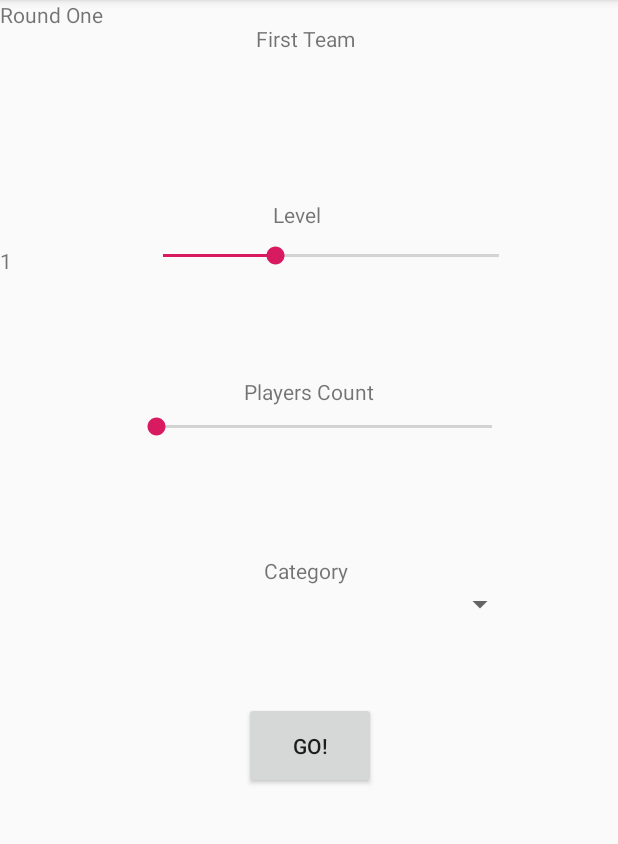
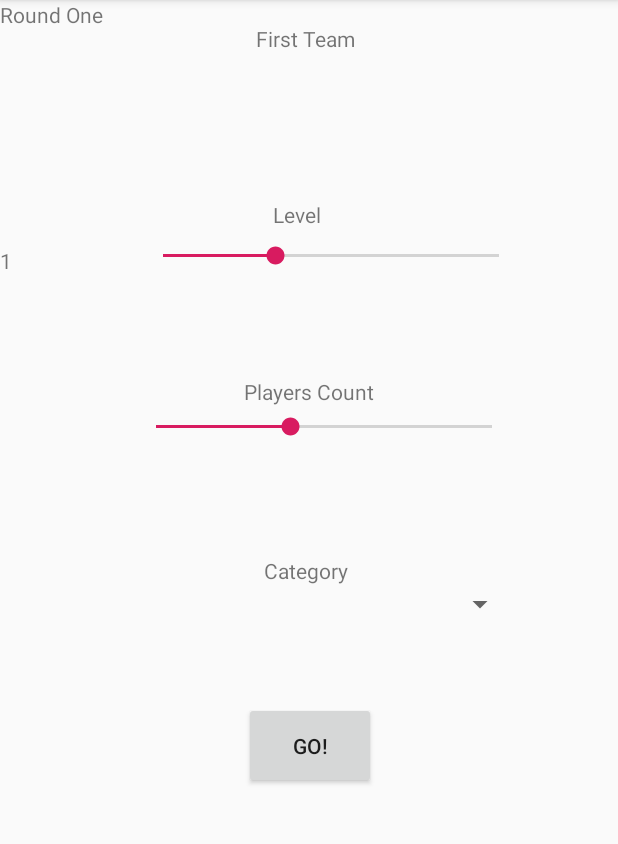
Before and after one commit to paref/Maskhare, an Android app: the WordActivity screen opened directly, with no data from a screen before it, on a phone screen of 412 x 824 dp, the part 84-928 px from its top. Run offline under Robolectric (Android 15) with nearby library versions, the phone set to English and light mode, and no system bars; libraries missing offline, so code that uses them is left out: com.readystatesoftware.sqliteasset; 7 statements that could not run were skipped.

Commit message:
setOnSeekBarChangeListener for PlayersCountSeekbar added Max Players was set 5. Progress was set 1.

```diff
--- a/app/src/main/java/com/example/maskhare/WordActivity.java
+++ b/app/src/main/java/com/example/maskhare/WordActivity.java
@@ -96,7 +96,6 @@ public class WordActivity extends AppCompatActivity {
 
             }
         });
-        SeekBar PlayersCountSpinner = findViewById(R.id.PlayersCountSeekBar);
         Button GoBtn = findViewById(R.id.GoBtn);
         GoBtn.setOnClickListener(new View.OnClickListener() {
             @Override
@@ -118,6 +117,31 @@ public class WordActivity extends AppCompatActivity {
                 }
                 intent.putExtra("RoundCounter", RoundCounter);
                 startActivity(intent);
+            }
+        });
+        final TextView PlayersCountLabel = findViewById(R.id.PlayersCountLabel);
+        final SeekBar PlayersCountSeekbar = findViewById(R.id.PlayersCountSeekBar);
+        PlayersCountSeekbar.setMax(5);
+        PlayersCountSeekbar.setProgress(2);
+        PlayersCountSeekbar.setOnSeekBarChangeListener(new SeekBar.OnSeekBarChangeListener() {
+            @Override
+            public void onProgressChanged(SeekBar seekBar, int progress, boolean fromUser) {
+                if (seekBar.getProgress() < 1) {
+                    seekBar.setProgress(1);
+                    progress = 1;
+                }
+                PlayersCount = progress;
+                PlayersCountLabel.setText(String.valueOf(progress));
+            }
+
+            @Override
+            public void onStartTrackingTouch(SeekBar seekBar) {
+
+            }
+
+            @Override
+            public void onStopTrackingTouch(SeekBar seekBar) {
+
             }
         });
         Spinner CategorySpinner = findViewById(R.id.CategorySpinner);
```
